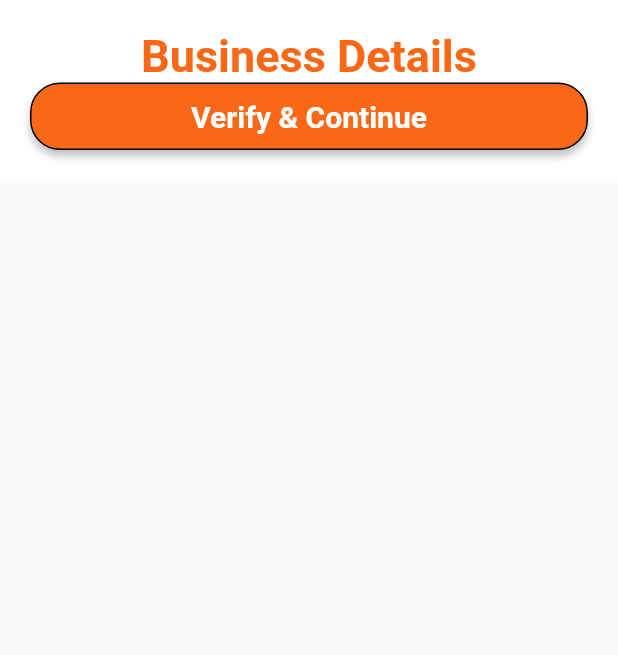
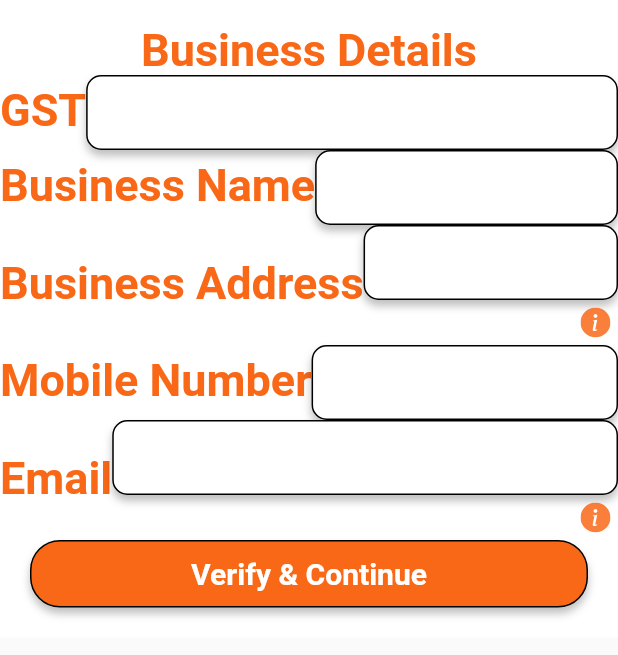
Before and after one commit to 4gmayank/ui_asmt, a Flutter app: the PersonalDetailScreen screen opened by its route, after a tap on "Verify & Continue", on a phone screen of 412 x 824 dp. Shown: the top 655 px of the screen. Run offline on Flutter 3.47's test engine with Material 2 defaults, Android fonts, the phone set to English and light mode, and no system bars; our stand-ins replace flutter_svg, mask_text_input_formatter, pin_code_fields.

Commit message:
Input form added for Personal Details and Business details

```diff
--- a/assets/i18n/en.json
+++ b/assets/i18n/en.json
@@ -17,5 +17,6 @@
     "business_details":"Business Details",
   "verify":"Verify",
   "verify_continue":"Verify & Continue",
-  "personal_details":"Personal Details"
+  "personal_details":"Personal Details",
+  "amount": "Amount"
 }
--- /dev/null
+++ b/lib/core/core_widget/input_widget.dart
@@ -0,0 +1,95 @@
+import 'package:flutter/cupertino.dart';
+import 'package:flutter/material.dart';
+import 'package:flutter_svg/svg.dart';
+
+import '../../feature/presentation/login_module/login_screen/login_screen.dart';
+import '../config/localization.dart';
+import '../constants/image_constants.dart';
+import '../utils/color_utils.dart';
+
+class InputWidget extends StatefulWidget {
+  final String constTitle;
+  final TextEditingController? editingController;
+  final bool infoIcon;
+  final bool showBarrier;
+
+  const InputWidget(
+      {Key? key,
+      required this.constTitle,
+      this.editingController,
+      this.showBarrier = false,
+      this.infoIcon = false})
+      : super(key: key);
+
+  @override
+  _InputWidgetState createState() => _InputWidgetState();
+}
+
+class _InputWidgetState extends State<InputWidget> {
+  @override
+  Widget build(BuildContext context) {
+    return Row(
+      mainAxisSize: MainAxisSize.max,
+      children: [
+        Text(
+          MyLocalizations.of(context).getString(widget.constTitle),
+          style: LoginScreenState.normalStyle(
+              fontColor: ColorUtils.appColor,
+              fontStyle: FontStyle.normal,
+              fontWeight: FontWeight.w700,
+              fontSize: 30),
+        ),
+        if(widget.showBarrier)
+        Text(
+          ":",
+          style: LoginScreenState.normalStyle(
+              fontColor: ColorUtils.appColor,
+              fontStyle: FontStyle.normal,
+              fontWeight: FontWeight.w700,
+              fontSize: 30),
+        ),
+        Expanded(
+          child: Column(
+            mainAxisSize: MainAxisSize.min,
+            children: [
+              Container(
+                padding: const EdgeInsets.symmetric(horizontal: 10),
+                decoration: BoxDecoration(
+                  color: ColorUtils.white,
+                  borderRadius: BorderRadius.circular(10.0),
+                  border: Border.all(color: ColorUtils.black),
+                  boxShadow: [
+                    BoxShadow(
+                        color: Colors.black.withOpacity(.25),
+                        spreadRadius: 0.0,
+                        offset: const Offset(0.0, 4.0),
+                        blurRadius: 4.0),
+                  ],
+                ),
+                child: TextFormField(
+                  controller: widget.editingController,
+                  onEditingComplete: () => {},
+                  decoration: const InputDecoration(
+                    contentPadding: EdgeInsets.only(left: 12.0),
+                    border: OutlineInputBorder(
+                      borderSide: BorderSide.none,
+                    ),
+                  ),
+                ),
+              ),
+              if (widget.infoIcon)
+                Container(
+                  padding: const EdgeInsets.all(5),
+                  alignment: Alignment.topRight,
+                  child: SvgPicture.asset(
+                    ImageConstants.INFO_ICON,
+                    height: 20,
+                  ),
+                ),
+            ],
+          ),
+        )
+      ],
+    );
+  }
+}
--- a/lib/feature/presentation/login_module/login_screen/login_screen.dart
+++ b/lib/feature/presentation/login_module/login_screen/login_screen.dart
@@ -76,7 +76,7 @@ class LoginScreenState extends State<LoginScreen> {
                         controller: _mobileNumberInputController,
                         inputFormatters: [
                           MaskTextInputFormatter(
-                              mask: 'd#########', filter: {"#": RegExp(r'[0-9]'), "d": RegExp(r'[6-9]')}),
+                              mask: 'd#########', filter: {"#": RegExp(r'[0-9]'), "d": RegExp(r'[7-9]')}),
                         ],
                         onEditingComplete: () => {},
                         decoration: InputDecoration(
@@ -101,9 +101,8 @@ class LoginScreenState extends State<LoginScreen> {
                     SpaceWidget(height: 40),
                     NextButton(
                       function: () {
-                        Navigator.of(context).pushNamedAndRemoveUntil(
-                            AppRoutes.personal_detail_screen,
-                            (Route<dynamic> route) => false);
+                        Navigator.of(context).pushNamed(
+                            AppRoutes.personal_detail_screen);
                       },
                     ),
                     const SizedBox(height: 10),
--- a/lib/feature/presentation/register_module/business_detail_screen/business_detail_screen.dart
+++ b/lib/feature/presentation/register_module/business_detail_screen/business_detail_screen.dart
@@ -1,5 +1,7 @@
 import 'package:flutter/material.dart';
 import 'package:flutter/widgets.dart';
+import 'package:zip_loan/core/core_widget/input_widget.dart';
+import 'package:zip_loan/feature/presentation/login_module/login_screen/login_screen.dart';
 
 import '../../../../core/config/localization.dart';
 import '../../../../core/core_widget/next_button.dart';
@@ -29,21 +31,20 @@ class _BusinessDetailScreenState extends State<BusinessDetailScreen> {
               children: [
                 Text(
                   MyLocalizations.of(context).getString("business_details"),
-                  style: const TextStyle(
-                      color: ColorUtils.appColor,
+                  style: LoginScreenState.normalStyle(
+                      fontColor: ColorUtils.appColor,
                       fontStyle: FontStyle.normal,
                       fontWeight: FontWeight.w700,
-                      decoration: TextDecoration.none,
                       fontSize: 30),
                 ),
-
+                _formInput(),
                 Container(
                   padding: const EdgeInsets.symmetric(horizontal: 20),
                   child: NextButton(
                     isVerify: true,
                     function: () {
-                      Navigator.of(context).pushNamed(
-                          AppRoutes.seek_loan_screen);
+                      Navigator.of(context)
+                          .pushNamed(AppRoutes.seek_loan_screen);
                     },
                   ),
                 ),
@@ -54,4 +55,16 @@ class _BusinessDetailScreenState extends State<BusinessDetailScreen> {
       ),
     );
   }
+
+  Widget _formInput() {
+    return Column(
+      children: [
+        InputWidget(constTitle: "gst"),
+        InputWidget(constTitle: "business_name"),
+        InputWidget(constTitle: "business_address", infoIcon: true,),
+        InputWidget(constTitle: "mobile_number"),
+        InputWidget(constTitle: "email", infoIcon: true,),
+      ],
+    );
+  }
 }
--- a/lib/feature/presentation/register_module/personal_detail_screen/personal_detail_screen.dart
+++ b/lib/feature/presentation/register_module/personal_detail_screen/personal_detail_screen.dart
@@ -2,6 +2,7 @@ import 'package:flutter/material.dart';
 import 'package:flutter/widgets.dart';
 
 import '../../../../core/config/localization.dart';
+import '../../../../core/core_widget/input_widget.dart';
 import '../../../../core/core_widget/next_button.dart';
 import '../../../../core/utils/app_routes.dart';
 import '../../../../core/utils/color_utils.dart';
@@ -36,7 +37,7 @@ class _PersonalDetailScreenState extends State<PersonalDetailScreen> {
                       decoration: TextDecoration.none,
                       fontSize: 30),
                 ),
-
+                _formInput(),
                 Container(
                   padding: const EdgeInsets.symmetric(horizontal: 20),
                   child: NextButton(
@@ -54,4 +55,16 @@ class _PersonalDetailScreenState extends State<PersonalDetailScreen> {
       ),
     );
   }
+  Widget _formInput() {
+    return Column(
+      children: [
+        InputWidget(constTitle: "amount"),
+        InputWidget(constTitle: "name"),
+        InputWidget(constTitle: "dob", infoIcon: true,),
+        InputWidget(constTitle: "address"),
+        InputWidget(constTitle: "pin_code", infoIcon: true,),
+        InputWidget(constTitle: "email"),
+      ],
+    );
+  }
 }
```
